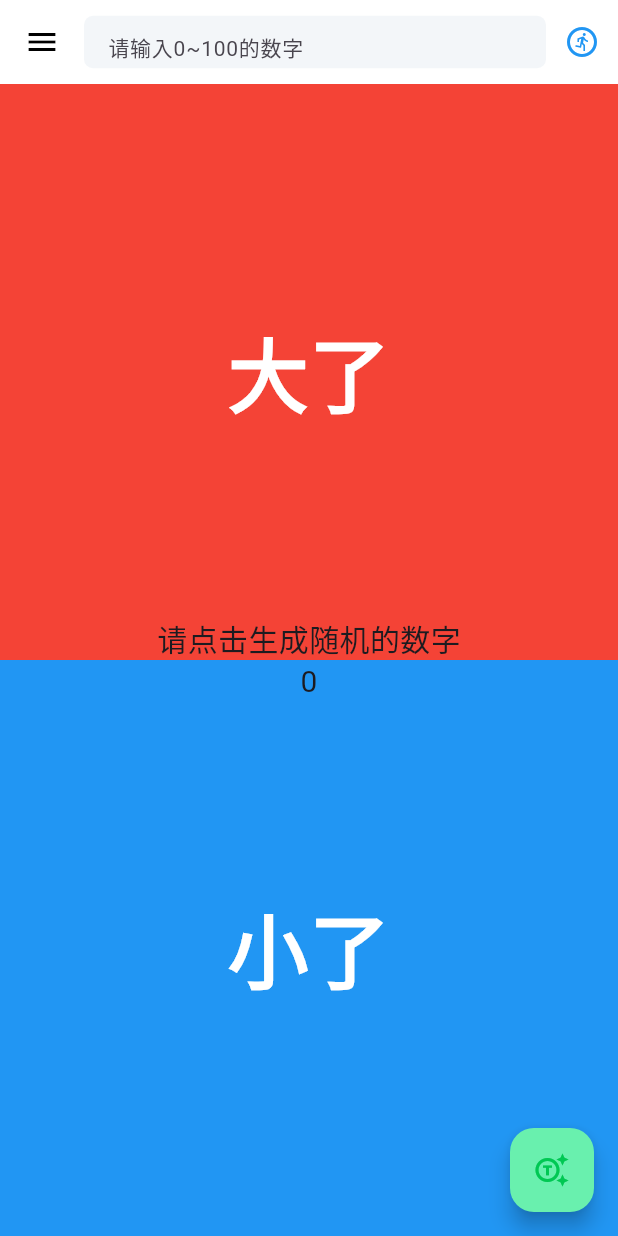
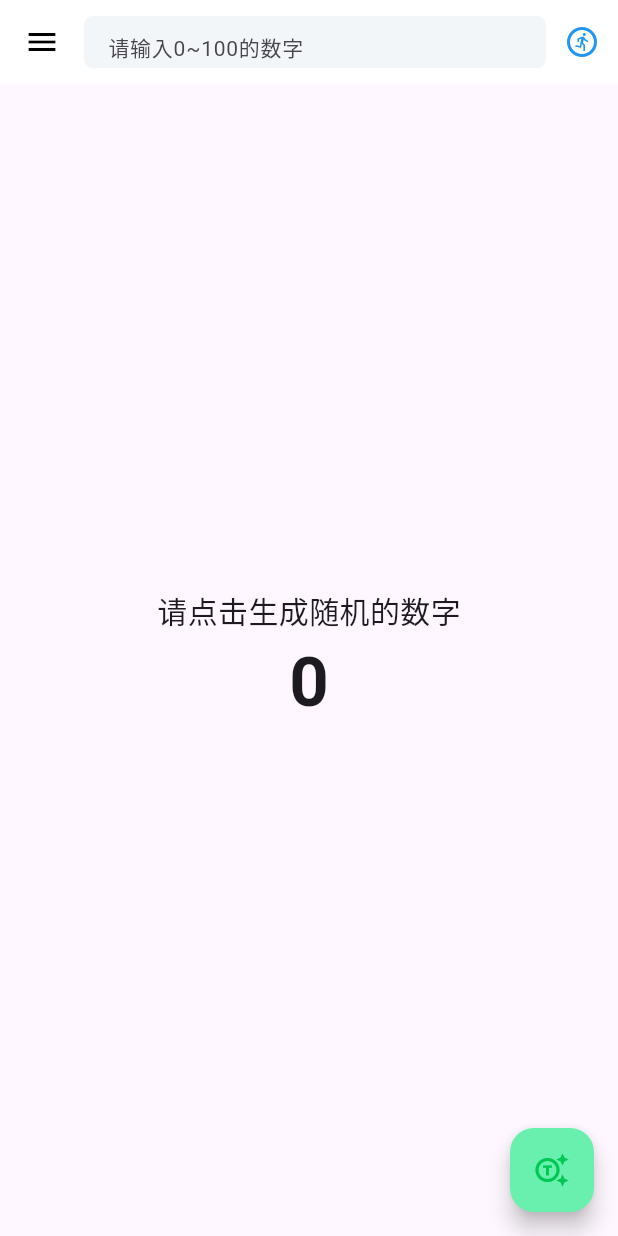
Before and after one commit to jihaobin/fun_fun_toolbox, a Flutter app: the screen it shows after launch, after a tap on the "run circle" icon, on a phone screen of 412 x 824 dp. Run offline on Flutter 3.47's test engine with Material 3 defaults, Android fonts, the phone set to English and light mode, and no system bars.

Commit message:
feat: 实现了猜数字页面的逻辑与交互
Signed-off-by: jhb <2644263665@qq.com>

```diff
--- a/lib/guess/guess_app_bar.dart
+++ b/lib/guess/guess_app_bar.dart
@@ -2,7 +2,10 @@ import 'package:flutter/material.dart';
 import 'package:flutter/services.dart';
 
 class GuessAppBar extends StatelessWidget implements PreferredSizeWidget{
-  const GuessAppBar({super.key});
+  const GuessAppBar({super.key, required this.textFieldController, required this.onCheckGuessValue});
+
+  final TextEditingController textFieldController;
+  final VoidCallback onCheckGuessValue;
 
   @override
   Widget build(BuildContext context) {
@@ -17,9 +20,10 @@ class GuessAppBar extends StatelessWidget implements PreferredSizeWidget{
           Icons.menu,
           color: Colors.black,
         ),
-        title: const TextField(
+        title: TextField(
+          controller: textFieldController,
           keyboardType: TextInputType.number,
-          decoration: InputDecoration(
+          decoration: const InputDecoration(
             filled: true,
             fillColor: Color(0xffF3F6F9),
             constraints: BoxConstraints(maxHeight: 35),
@@ -27,11 +31,12 @@ class GuessAppBar extends StatelessWidget implements PreferredSizeWidget{
             hintText: "请输入0~100的数字",
             hintStyle: TextStyle(fontSize: 14),
           ),
+          onEditingComplete: onCheckGuessValue,
         ),
         actions: [
           IconButton(
               splashRadius: 20,
-              onPressed: () {},
+              onPressed: onCheckGuessValue,
               icon: const Icon(
                 Icons.run_circle_outlined,
                 color: Colors.blue,
--- a/lib/guess/guess_page.dart
+++ b/lib/guess/guess_page.dart
@@ -1,47 +1,95 @@
+import 'dart:math';
+
 import 'package:flutter/material.dart';
 import 'package:fun_toolbox/guess/result_notice.dart';
 
 import 'guess_app_bar.dart';
 
-class GuessPage extends StatelessWidget {
+class GuessPage extends StatefulWidget{
   const GuessPage({super.key});
+
+  @override
+  State<GuessPage> createState() => _GuessPageState();
+}
+
+class _GuessPageState extends State<GuessPage> {
+  final TextEditingController _guessTextEditingController = TextEditingController();
+
+  int _randomValue = 0;
+  bool _guessing = false;
+
+  bool? _isBig;
+
+  _generateRandomValue(){
+    _guessing = true;
+    _randomValue = Random().nextInt(100);
+    setState(() {});
+  }
+
+  _onCheckGuessValue(){
+    print("=====Check:目标数值:$_randomValue=====${_guessTextEditingController.text}============");
+    int? guessValue = int.tryParse(_guessTextEditingController.text);
+
+    // 如果游戏没有开始，或者输入的不是整数那么直接无视
+    if(!_guessing || guessValue == null) return;
+
+    if(guessValue == _randomValue){
+      _guessing = false;
+      _isBig = null;
+      setState(() {});
+    }else{
+      _isBig = guessValue > _randomValue;
+      _guessTextEditingController.clear();
+      setState(() {});
+    }
+  }
+
+  @override
+  void dispose() {
+    super.dispose();
+    _guessTextEditingController.dispose();
+  }
 
   @override
   Widget build(BuildContext context) {
     return Scaffold(
-      appBar: const GuessAppBar(),
-      body: const Stack(children: [
+      appBar: GuessAppBar(textFieldController: _guessTextEditingController, onCheckGuessValue: _onCheckGuessValue,),
+      body:  Stack(children: [
+        if(_isBig != null)
         Column(
           children: [
-            Expanded(
+            if(_isBig!)
+            const Expanded(
               child: ResultNotice(color: Colors.red, info: "大了",),
             ),
-            Expanded(
+            const Spacer(),
+            if(!_isBig!)
+            const Expanded(
               child: ResultNotice(color: Colors.blue, info: "小了",),
             ),
           ],
         ),
-        Center(
+         Center(
           child: Column(
             mainAxisAlignment: MainAxisAlignment.center,
             children: [
-              Text(
+              if(!_guessing)
+              const Text(
                 "请点击生成随机的数字",
                 style: TextStyle(fontSize: 20),
               ),
               Text(
-                "0",
-                style: TextStyle(fontSize: 20),
+                _guessing ? "***": "$_randomValue",
+                style: const TextStyle(fontSize: 46,fontWeight: FontWeight.bold),
               ),
             ],
           ),
         ),
       ]),
       floatingActionButton: FloatingActionButton(
-        onPressed: () {},
-        backgroundColor: Colors.greenAccent,
+        onPressed: _guessing ? null : _generateRandomValue,
+        backgroundColor: _guessing ? Colors.grey : Colors.greenAccent,
         tooltip: '生成随机数',
-
         child: Icon(Icons.generating_tokens_outlined,color: Colors.greenAccent.shade700,),
       ),
     );
```
